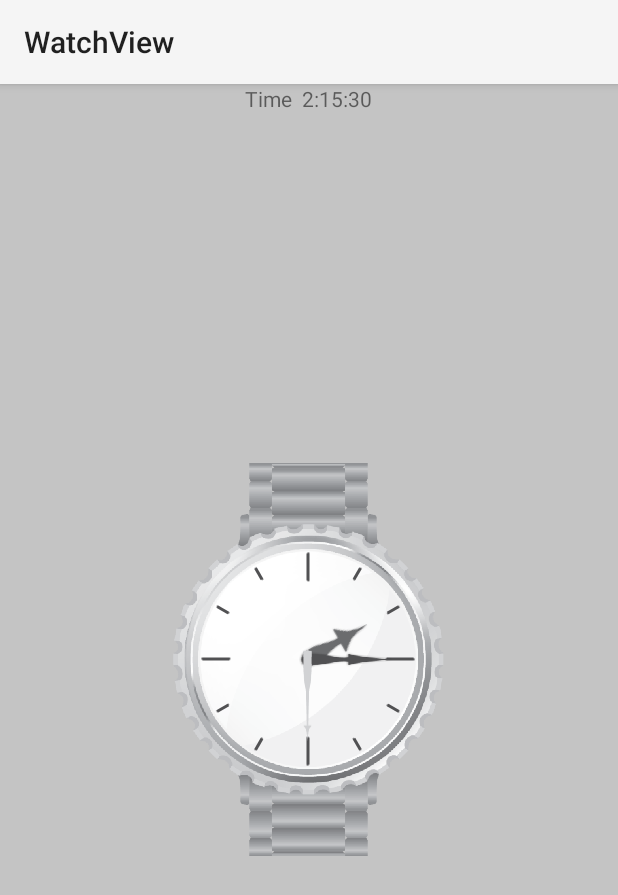
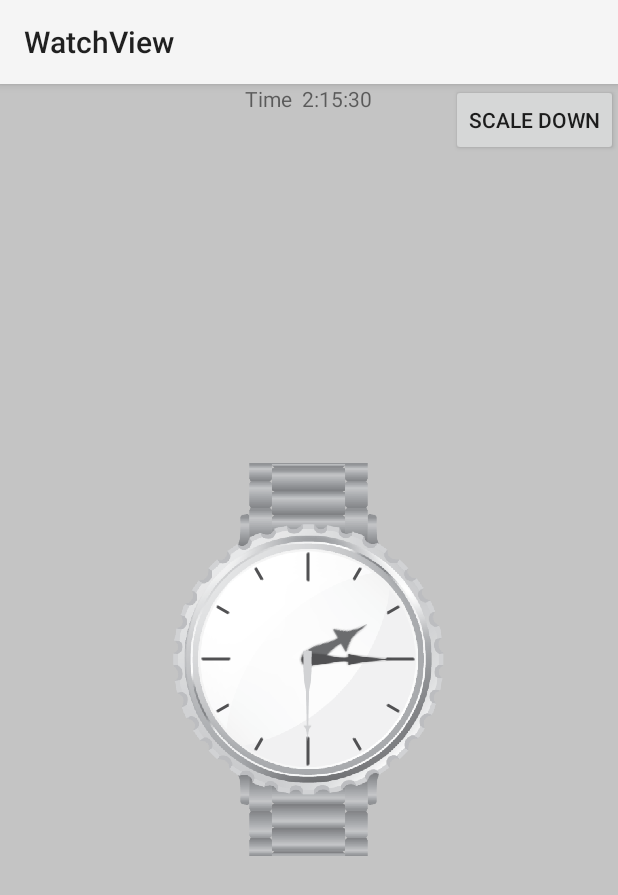
Before and after one commit to yan-braslavsky/Rolex, an Android app: the screen it shows after launch (MainActivity), on a phone screen of 412 x 824 dp. Shown: the top 895 px of the screen. Run offline under Robolectric (Android 15) with nearby library versions, the phone set to English and light mode, and no system bars; pictures from the network do not load.

Commit message:
Scaling is added

```diff
--- a/app/src/main/res/layout/activity_main.xml
+++ b/app/src/main/res/layout/activity_main.xml
@@ -20,4 +20,15 @@
         android:layout_alignParentTop="true"
         android:layout_centerHorizontal="true"/>
 
+    <Button
+        android:id="@+id/animate_button"
+        style="?android:attr/buttonStyleSmall"
+        android:layout_width="wrap_content"
+        android:layout_height="wrap_content"
+        android:text="@string/scale_down"
+        android:onClick="animate"
+        android:layout_alignParentTop="true"
+        android:layout_alignParentRight="true"
+        android:layout_alignParentEnd="true"/>
+
 </RelativeLayout>
--- a/app/src/main/res/values/strings.xml
+++ b/app/src/main/res/values/strings.xml
@@ -4,5 +4,7 @@
     <string name="app_name">WatchView</string>
     <string name="hello_world">Hello world!</string>
     <string name="action_settings">Settings</string>
+    <string name="scale_down">scale down</string>
+    <string name="scale_up">scale up</string>
 
 </resources>
```
Also changed, not shown: app/src/main/java/com/yan/custom/views/MainActivity.java (+35 -2 lines).
